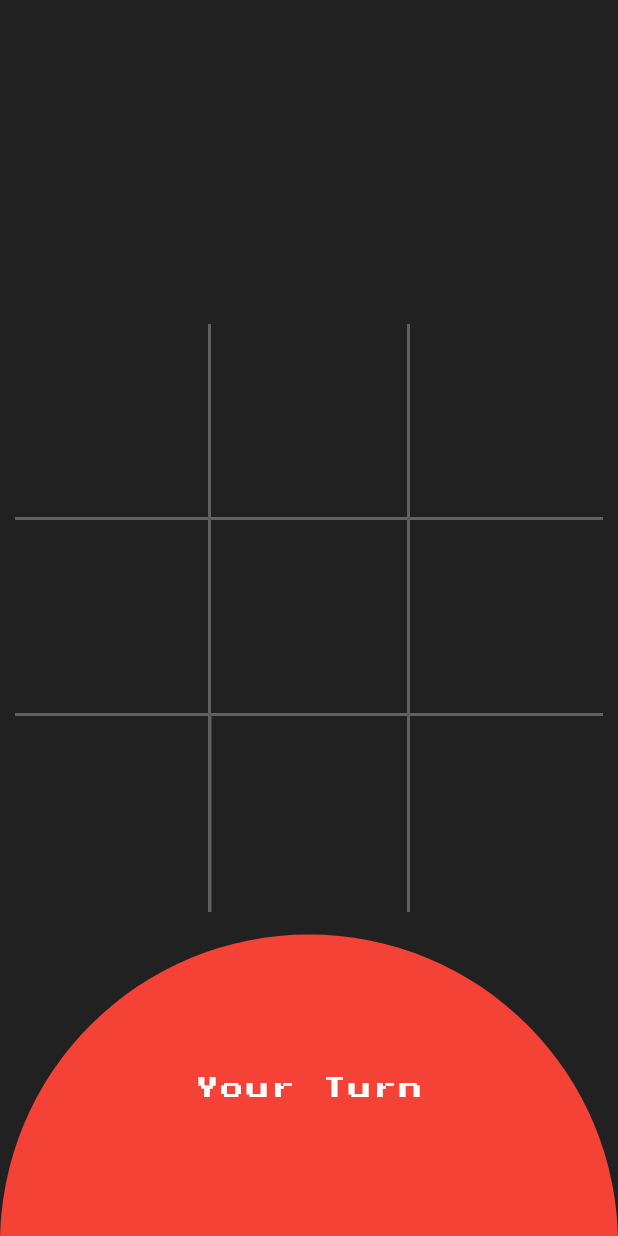
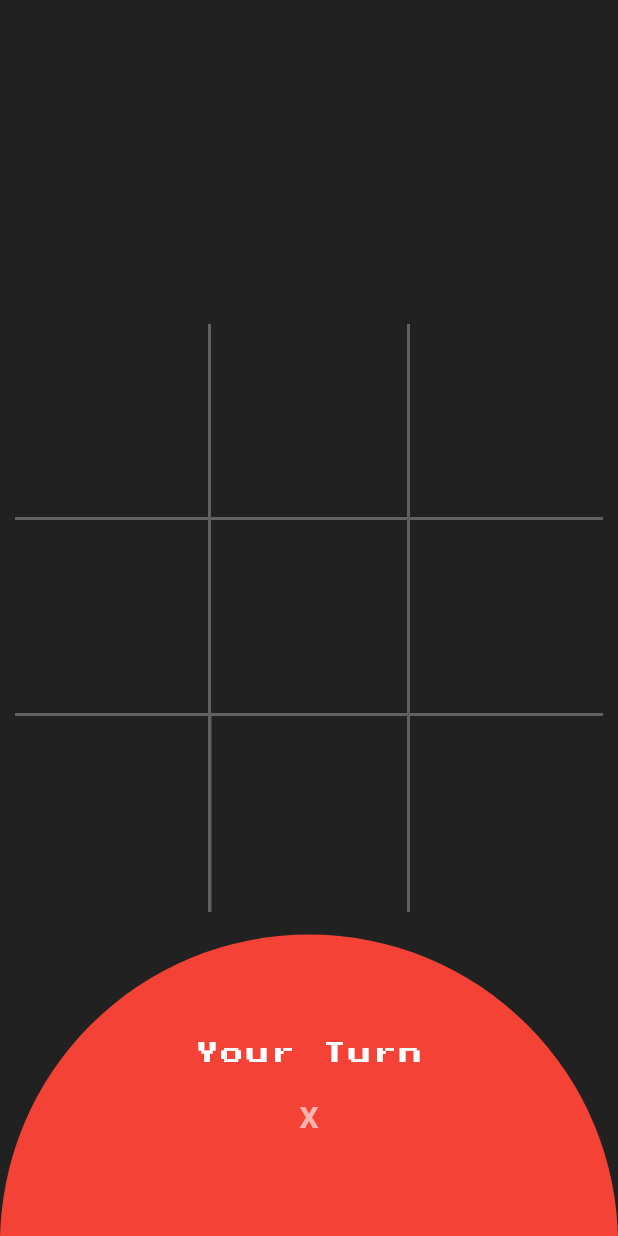
Before and after one commit to MichaelZakaria/Tic-Tac-Toe, a Flutter app: the screen it shows after launch, after a tap on "Easy", on a phone screen of 412 x 824 dp. Run offline on Flutter 3.47's test engine with Material 3 defaults, Android fonts, the light colour scheme and no system bars; our stand-ins replace animate_do, avatar_glow, get, google_fonts.

Commit message:
Added Animation and fixed bugs

```diff
--- a/lib/common/board/my_board.dart
+++ b/lib/common/board/my_board.dart
@@ -1,3 +1,4 @@
+import 'package:animate_do/animate_do.dart';
 import 'package:flutter/material.dart';
 import 'package:get/get_state_manager/src/rx_flutter/rx_obx_widget.dart';
 import '../../controllers/game_controller.dart';
@@ -14,6 +15,9 @@ class MyBoard extends StatelessWidget {
 
     return Padding(
       padding: const EdgeInsets.symmetric(vertical: 0, horizontal: 10),
+      child: Obx(
+        () => AbsorbPointer(
+          absorbing: controller.disableTap.value,
           child: Center(
             child: GridView.builder(
                 padding: const EdgeInsets.all(0),
@@ -27,13 +31,19 @@ class MyBoard extends StatelessWidget {
                     child: Container(
                       decoration: BoxDecoration(border: borders[index]),
                       child: Center(
-                    child: Obx(() => Text(controller.displayXO[index], style: const TextStyle(color: Colors.white, fontSize: 35))),
+                        child: Obx(() => Pulse(
+                            infinite: controller.isAnimatingCell[index],
+                            animate: controller.isAnimatingCell[index],
+                            child: Text(controller.displayXO[index], style: const TextStyle(color: Colors.white, fontSize: 35))
+                        )),
                       ),
                     ),
                   );
                 }
             ),
           ),
+        ),
+      ),
     );
   }
 }
--- a/lib/views/game_screen.dart
+++ b/lib/views/game_screen.dart
@@ -1,3 +1,4 @@
+import 'package:animate_do/animate_do.dart';
 import 'package:flutter/material.dart';
 import 'package:get/get.dart';
 import 'package:tic_tac_toe/controllers/game_controller.dart';
@@ -32,9 +33,11 @@ class GameScreen extends StatelessWidget {
         body: Stack(
           children: [
             /// First Player Turn
-            if(controller.oTurn.value)
+            if(controller.oTurn.value && controller.isTurnVisible.value)
               Positioned(
                 top: -5,
+                child: SlideInDown(
+                  duration: const Duration(milliseconds: 500),
                   child: Container(
                     width: MediaQuery.of(context).size.width,
                     height: MediaQuery.of(context).size.height / 4,
@@ -46,7 +49,16 @@ class GameScreen extends StatelessWidget {
                     child: Center(
                       child:RotatedBox(
                           quarterTurns: rotations,
-                        child: Text(turnText, style: MyFonts.myFontWhite)),
+                          child: Column(
+                            mainAxisAlignment: MainAxisAlignment.center,
+                            children: [
+                              Text(turnText, style: MyFonts.myFontWhite),
+                              const SizedBox(height: 18),
+                              Text('O', style: TextStyle(fontSize: 20, fontWeight: FontWeight.bold, color: Colors.white.withOpacity(0.6))),
+                            ],
+                          )
+                      ),
+                    ),
                   ),
                 ),
               ),
@@ -55,9 +67,11 @@ class GameScreen extends StatelessWidget {
            const MyBoard(),
 
             /// Second Player Turn
-            if(!controller.oTurn.value)
+            if(!controller.oTurn.value && controller.isTurnVisible.value)
               Positioned(
               bottom: -5,
+              child: SlideInUp(
+                duration: const Duration(milliseconds: 500),
                 child: Container(
                   width: MediaQuery.of(context).size.width,
                   height: MediaQuery.of(context).size.height / 4,
@@ -67,7 +81,15 @@ class GameScreen extends StatelessWidget {
                   ),
                   padding: const EdgeInsets.symmetric(vertical: 20, horizontal: 20),
                   child: Center(
-                  child: Text('Your Turn', style: MyFonts.myFontWhite),
+                    child: Column(
+                      mainAxisAlignment: MainAxisAlignment.center,
+                      children: [
+                        Text('Your Turn', style: MyFonts.myFontWhite),
+                        const SizedBox(height: 18),
+                        Text('X', style: TextStyle(fontSize: 20, fontWeight: FontWeight.bold, color: Colors.white.withOpacity(0.6))),
+                      ],
+                    ),
+                  ),
                 ),
               ),
             ),
--- a/pubspec.yaml
+++ b/pubspec.yaml
@@ -38,6 +38,7 @@ dependencies:
   get: ^4.6.6
   google_fonts: ^5.1.0
   avatar_glow: ^3.0.1
+  animate_do: ^3.3.4
 
 dev_dependencies:
   flutter_test:
```
Also changed, not shown: lib/common/score_board/my_score_board.dart (+23 -17 lines), lib/controllers/game_controller.dart (+77 -15 lines), pubspec.lock. Lines whose indentation alone changed are shown as unchanged.
